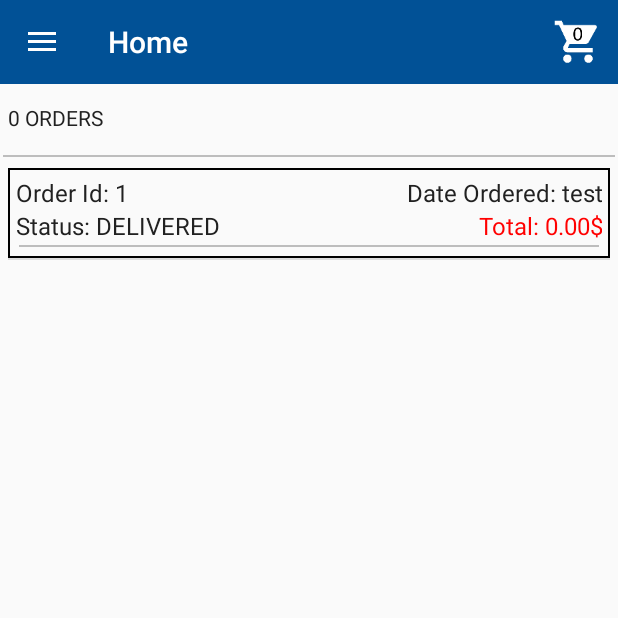
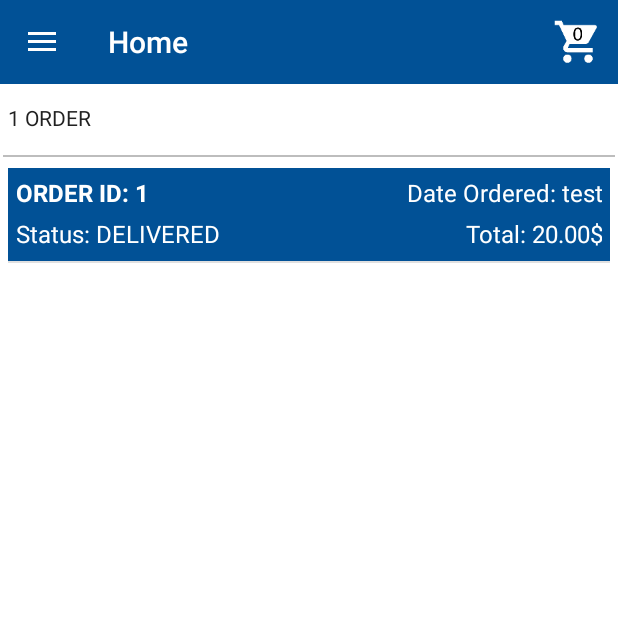
Before and after one commit to AlexandreStelzig/VideoGameShopApplication, an Android app: the fragment OrderListFragment placed in its activity, on a phone screen of 412 x 824 dp, the top half of it. Run offline under Robolectric (Android 15) with nearby library versions, the phone set to English and light mode, and no system bars; libraries missing offline, so code that uses them is left out: com.synnapps.carouselview; 16 statements that could not run were skipped.

Commit message:
finished order list and order info

```diff
--- a/app/src/main/java/a7967917_7698299/videogameshopapplication/MainActivity.java
+++ b/app/src/main/java/a7967917_7698299/videogameshopapplication/MainActivity.java
@@ -608,9 +608,9 @@ public class MainActivity extends AppCompatActivity
         }
     }
 
-    public void createOrderFromCartItems(String deliverTo, String dateOrdered, String dateArriving, OrderVariables.STATUS status, int cardNumber, String nameOnCard, int expirationMonth, int expirationYear, String street, String country, String state, String city, String postalCode) {
+    public void createOrderFromCartItems(String deliverTo, String dateOrdered, String dateArriving, OrderVariables.STATUS status, int cardNumber, String nameOnCard, int expirationMonth, int expirationYear, String street, String country, String state, String city, String postalCode, boolean extraShpping) {
         if (isUserConnectedWithMessage()) {
-            databaseManager.createOrderFromItemsInCart(deliverTo, dateOrdered, dateArriving, status, cardNumber, nameOnCard, expirationMonth, expirationYear, street, country, state, city, postalCode);
+            databaseManager.createOrderFromItemsInCart(deliverTo, dateOrdered, dateArriving, status, cardNumber, nameOnCard, expirationMonth, expirationYear, street, country, state, city, postalCode, extraShpping);
             Toast.makeText(this, "Order Created", Toast.LENGTH_SHORT).show();
             invalidateOptionsMenu();
         } else {
--- a/app/src/main/java/a7967917_7698299/videogameshopapplication/database/DatabaseManager.java
+++ b/app/src/main/java/a7967917_7698299/videogameshopapplication/database/DatabaseManager.java
@@ -1070,7 +1070,7 @@ public class DatabaseManager {
         return newRowId;
     }
 
-    public long createOrderFromItemsInCart(String deliverTo, String dateOrdered, String dateArriving, OrderVariables.STATUS status, int cardNumber, String nameOnCard, int expirationMonth, int expirationYear, String street, String country, String state, String city, String postalCode) {
+    public long createOrderFromItemsInCart(String deliverTo, String dateOrdered, String dateArriving, OrderVariables.STATUS status, int cardNumber, String nameOnCard, int expirationMonth, int expirationYear, String street, String country, String state, String city, String postalCode, boolean extraShipping) {
 
 
         SQLiteDatabase db = database.getWritableDatabase();
@@ -1090,6 +1090,7 @@ public class DatabaseManager {
         values.put(DatabaseVariables.TABLE_ORDER.COLUMN_STATUS, status.toString());
         values.put(DatabaseVariables.TABLE_ORDER.COLUMN_STREET, street);
         values.put(DatabaseVariables.TABLE_ORDER.COLUMN_USER_ID, getCurrentActiveUser().getUserId());
+        values.put(DatabaseVariables.TABLE_ORDER.COLUMN_EXTRA_SHIPPING, extraShipping);
 
         long newRowId = -1;
         newRowId = db.insert(
@@ -1451,14 +1452,16 @@ public class DatabaseManager {
                 .getColumnIndex(DatabaseVariables.TABLE_ORDER.COLUMN_POSTAL_CODE));
         String deliverTo = cursor.getString(cursor
                 .getColumnIndex(DatabaseVariables.TABLE_ORDER.COLUMN_DELIVER_TO));
+        boolean extraShipping = cursor.getInt(cursor
+                .getColumnIndex(DatabaseVariables.TABLE_ORDER.COLUMN_EXTRA_SHIPPING)) > 0;
 
 
         OrderVariables.STATUS convertedStatus = Helper.convertStringToStatus(status);
 
-        return new Order(orderId, userId, dateOrdered, deliverTo,
-                dateArriving, convertedStatus, cardNumber, nameOnCard,
+        return new Order(orderId, userId, dateOrdered,
+                dateArriving, convertedStatus, deliverTo,cardNumber, nameOnCard,
                 expirationMonth, expirationYear, street, country, state,
-                city, postalCode);
+                city, postalCode,extraShipping);
     }
 
 
--- a/app/src/main/java/a7967917_7698299/videogameshopapplication/database/DatabaseVariables.java
+++ b/app/src/main/java/a7967917_7698299/videogameshopapplication/database/DatabaseVariables.java
@@ -121,6 +121,7 @@ public final class DatabaseVariables {
             + TABLE_ORDER.COLUMN_STATE + " TEXT,"
             + TABLE_ORDER.COLUMN_STATUS + " TEXT,"
             + TABLE_ORDER.COLUMN_STREET + " TEXT,"
+            + TABLE_ORDER.COLUMN_EXTRA_SHIPPING + " BOOLEAN,"
             + " FOREIGN KEY " + "(" + TABLE_ORDER.COLUMN_USER_ID + ")"
             + " REFERENCES " + TABLE_USER.TABLE_NAME + "(" + TABLE_USER.COLUMN_USER_ID + ")" + " );";
 
@@ -297,6 +298,8 @@ public final class DatabaseVariables {
         public static final String COLUMN_STATE = "state";
         public static final String COLUMN_CITY = "city";
         public static final String COLUMN_POSTAL_CODE = "postal_code";
+
+        public static final String COLUMN_EXTRA_SHIPPING = "extra_shipping";
     }
 
     public static abstract class TABLE_ORDER_ITEM_GAME implements BaseColumns {
--- a/app/src/main/java/a7967917_7698299/videogameshopapplication/fragments/HelpFragment.java
+++ b/app/src/main/java/a7967917_7698299/videogameshopapplication/fragments/HelpFragment.java
@@ -37,7 +37,7 @@ public class HelpFragment extends Fragment{
         ((Button) view.findViewById(R.id.test)).setOnClickListener(new View.OnClickListener() {
             @Override
             public void onClick(View view) {
-                ((MainActivity)getActivity()).createOrderFromCartItems("test","test","test", OrderVariables.STATUS.DELIVERED, 1234, "test",  2,2,"test","test","test","test","test" );
+                ((MainActivity)getActivity()).createOrderFromCartItems("test","test","test", OrderVariables.STATUS.DELIVERED, 1234, "test",  2,2,"test","test","test","test","test", true );
             }
         });
 
--- a/app/src/main/java/a7967917_7698299/videogameshopapplication/fragments/OrderListFragment.java
+++ b/app/src/main/java/a7967917_7698299/videogameshopapplication/fragments/OrderListFragment.java
@@ -1,6 +1,8 @@
 package a7967917_7698299.videogameshopapplication.fragments;
 
 import android.content.Context;
+import android.graphics.Bitmap;
+import android.graphics.BitmapFactory;
 import android.graphics.Color;
 import android.os.AsyncTask;
 import android.os.Bundle;
@@ -14,6 +16,7 @@ import android.view.View;
 import android.view.ViewGroup;
 import android.widget.ArrayAdapter;
 import android.widget.BaseAdapter;
+import android.widget.ImageView;
 import android.widget.LinearLayout;
 import android.widget.ListView;
 import android.widget.ProgressBar;
@@ -26,8 +29,10 @@ import a7967917_7698299.videogameshopapplication.MainActivity;
 import a7967917_7698299.videogameshopapplication.R;
 import a7967917_7698299.videogameshopapplication.database.DatabaseManager;
 import a7967917_7698299.videogameshopapplication.helper.Helper;
+import a7967917_7698299.videogameshopapplication.helper.ImageLoader;
 import a7967917_7698299.videogameshopapplication.model.Console;
 import a7967917_7698299.videogameshopapplication.model.Item;
+import a7967917_7698299.videogameshopapplication.model.ItemImage;
 import a7967917_7698299.videogameshopapplication.model.Order;
 import a7967917_7698299.videogameshopapplication.model.OrderItem;
 import a7967917_7698299.videogameshopapplication.model.VideoGame;
@@ -53,6 +58,10 @@ public class OrderListFragment extends Fragment {
     // items
     private List<Order> orders;
     private CustomListAdapter customListAdapter;
+
+    private List<List<OrderItem>> orderItemsList = new ArrayList<>();
+    private List<List<String>> itemsURList = new ArrayList<>();
+    private List<Bitmap[]> bitmapCache = new ArrayList<>();
 
     boolean loading = false;
 
@@ -91,16 +100,16 @@ public class OrderListFragment extends Fragment {
         populateListView();
     }
 
-//    private void setNumberOfResults() {
-//        int nbResults = itemList.size();
-//        String text = nbResults + " ";
-//        if (nbResults == 1)
-//            text += "WISHLIST ITEM";
-//        else
-//            text += "WISHLIST ITEMS";
-//
-//        nbResultsTextView.setText(text);
-//    }
+    private void setNumberOfResults() {
+        int nbResults = orders.size();
+        String text = nbResults + " ";
+        if (nbResults == 1)
+            text += "ORDER";
+        else
+            text += "ORDERS";
+
+        nbResultsTextView.setText(text);
+    }
 
 
     private void populateListView() {
@@ -165,7 +174,7 @@ public class OrderListFragment extends Fragment {
 
 
             final Order rowOrder = orders.get(position);
-            List<OrderItem> orderItems = databaseManager.getOrderItemsFromOrderId(rowOrder.getOrderId());
+            List<OrderItem> orderItems = orderItemsList.get(position);
             List<Item> items = new ArrayList<>();
 
             for (int i = 0; i < orderItems.size(); i++) {
@@ -177,15 +186,24 @@ public class OrderListFragment extends Fragment {
                 }
             }
 
-            holder.id.setText("Order Id: " + rowOrder.getOrderId());
+            holder.id.setText("ORDER ID: " + rowOrder.getOrderId());
             holder.dateOrdered.setText("Date Ordered: " + rowOrder.getDateOrdered());
             holder.status.setText("Status: " + rowOrder.getStatus());
 
 
-            double total = 0;
+            double subtotal = 0;
             for (int i = 0; i < orderItems.size(); i++) {
-                total += orderItems.get(i).getAmount() * items.get(i).getPrice();
+                subtotal += orderItems.get(i).getAmount() * items.get(i).getPrice();
             }
+
+            double shippingRate = ItemVariables.FLAT_SHIPPING_RATE;
+
+            if (rowOrder.isExtraShipping())
+                shippingRate += ItemVariables.EXTRA_SHIPPING_RATE;
+
+            double taxes = subtotal * ItemVariables.TAX_RATE / 100;
+
+            double total = subtotal + shippingRate + taxes;
 
             holder.price.setText("Total: " + String.format("%.2f$", total));
 
@@ -198,7 +216,7 @@ public class OrderListFragment extends Fragment {
                 }
             });
 
-            CustomItemListAdapter customItemListAdapter = new CustomItemListAdapter(getContext(), items, rowOrder.getOrderId());
+            CustomItemListAdapter customItemListAdapter = new CustomItemListAdapter(getContext(), items, rowOrder.getOrderId(), orderItems, itemsURList.get(position), position);
             holder.itemInfo.setAdapter(customItemListAdapter);
 
             Helper.setListViewHeightBasedOnChildren(holder.itemInfo);
@@ -218,13 +236,19 @@ public class OrderListFragment extends Fragment {
 
             private List<Item> itemInOrderList;
             private long orderId;
+            private List<OrderItem> orderItems;
+            private List<String> urlList;
+            private int parentPosition;
 
-            public CustomItemListAdapter(Context context, List<Item> itemInOrderList, long orderId) {
+            public CustomItemListAdapter(Context context, List<Item> itemInOrderList, long orderId, List<OrderItem> orderItems, List<String> urlList, int parentPosition) {
                 // TODO Auto-generated constructor stub
                 super();
                 this.context = context;
+                this.orderItems = orderItems;
+                this.urlList = urlList;
                 this.orderId = orderId;
                 this.itemInOrderList = itemInOrderList;
+                this.parentPosition = parentPosition;
                 inflater = (LayoutInflater) context.
                         getSystemService(Context.LAYOUT_INFLATER_SERVICE);
 
@@ -251,6 +275,7 @@ public class OrderListFragment extends Fragment {
             public class HolderItem {
                 TextView name;
                 TextView price;
+                ImageView imageView;
             }
 
             @Override
@@ -262,9 +287,26 @@ public class OrderListFragment extends Fragment {
 
                 holder.name = (TextView) rowView.findViewById(R.id.custom_layout_order_item_name);
                 holder.price = (TextView) rowView.findViewById(R.id.custom_layout_order_item_price);
+                holder.imageView = (ImageView) rowView.findViewById(R.id.custom_layout_order_item_image);
+
 
                 holder.name.setText(itemInOrderList.get(position).getName());
-                holder.price.setText(itemInOrderList.get(position).getPrice() + "");
+                holder.price.setText(String.format("%.2f$", itemInOrderList.get(position).getPrice()) + " x" + orderItems.get(position).getAmount());
+
+
+                Bitmap bitmapTemp = bitmapCache.get(parentPosition)[position];
+                if (position < urlList.size() && bitmapTemp == null) {
+                    holder.imageView.setImageBitmap(BitmapFactory.decodeResource(getContext().getResources(),
+                            R.drawable.loading));
+                    new ImageLoader(holder.imageView, new ImageLoader.AsyncResponse() {
+                        @Override
+                        public void processFinish(Bitmap output) {
+                            // using this method for caching
+                            bitmapCache.get(parentPosition)[position] = output;
+                        }
+                    }, getContext()).execute(urlList.get(position));
+                } else
+                    holder.imageView.setImageBitmap(bitmapTemp);
 
                 rowView.setOnClickListener(new View.OnClickListener() {
                     @Override
@@ -288,8 +330,55 @@ public class OrderListFragment extends Fragment {
         @Override
         protected String doInBackground(String... params) {
             loading = true;
+            orderItemsList.clear();
+            orders.clear();
+            bitmapCache.clear();
+            itemsURList.clear();
+
 
             orders = databaseManager.getAllOrdersFromActiveUser();
+
+
+            for (int orderItemCounter = 0; orderItemCounter < orders.size(); orderItemCounter++) {
+                List<OrderItem> orderItemsTemp = databaseManager.getOrderItemsFromOrderId(orders.get(orderItemCounter).getOrderId());
+                orderItemsList.add(orderItemsTemp);
+            }
+
+            for (int urlCounter = 0; urlCounter < orders.size(); urlCounter++) {
+                List<OrderItem> orderItemsTemp = orderItemsList.get(urlCounter);
+
+                if (!orderItemsTemp.isEmpty()) {
+
+                    List<ItemImage> itemImages = new ArrayList<>();
+                    List<String> urlList = new ArrayList<>();
+                    for (int counter = 0; counter < orderItemsTemp.size(); counter++) {
+                        itemImages.clear();
+                        OrderItem itemTemp = orderItemsTemp.get(counter);
+
+                        if (itemTemp.getItemType() == ItemVariables.TYPE.CONSOLE) {
+                            itemImages = databaseManager.getImagesFromConsoleId(itemTemp.getItemId(), true);
+                        } else {
+                            itemImages = databaseManager.getImagesFromGameId(itemTemp.getItemId(), true);
+                        }
+
+
+                        String url = "";
+
+                        if (itemImages.isEmpty()) {
+                            url = "";
+                        } else {
+                            url = itemImages.get(0).getImageURL();
+                        }
+
+                        urlList.add(url);
+                    }
+
+                    bitmapCache.add(new Bitmap[urlList.size()]);
+                    itemsURList.add(urlList);
+                }
+
+
+            }
 
             return null;
         }
@@ -312,7 +401,7 @@ public class OrderListFragment extends Fragment {
             }
 
 
-//            setNumberOfResults();
+            setNumberOfResults();
 
             loading = false;
 
--- a/app/src/main/java/a7967917_7698299/videogameshopapplication/model/Order.java
+++ b/app/src/main/java/a7967917_7698299/videogameshopapplication/model/Order.java
@@ -31,12 +31,15 @@ public class Order {
     private String city;
     private String postalCode;
 
-    public Order(long orderId, long userId, String deliverTo, String dateOrdered, String dateArriving, OrderVariables.STATUS status, int cardNumber, String nameOnCard, int expirationMonth, int expirationYear, String street, String country, String state, String city, String postalCode) {
+    private boolean isExtraShipping;
+
+    public Order(long orderId, long userId, String dateOrdered, String dateArriving, OrderVariables.STATUS status, String deliverTo, int cardNumber, String nameOnCard, int expirationMonth, int expirationYear, String street, String country, String state, String city, String postalCode, boolean isExtraShipping) {
         this.orderId = orderId;
         this.userId = userId;
         this.dateOrdered = dateOrdered;
         this.dateArriving = dateArriving;
         this.status = status;
+        this.deliverTo = deliverTo;
         this.cardNumber = cardNumber;
         this.nameOnCard = nameOnCard;
         this.expirationMonth = expirationMonth;
@@ -46,7 +49,15 @@ public class Order {
         this.state = state;
         this.city = city;
         this.postalCode = postalCode;
-        this.deliverTo = deliverTo;
+        this.isExtraShipping = isExtraShipping;
+    }
+
+    public boolean isExtraShipping() {
+        return isExtraShipping;
+    }
+
+    public void setExtraShipping(boolean extraShipping) {
+        isExtraShipping = extraShipping;
     }
 
     public String getDeliverTo() {
--- a/app/src/main/java/a7967917_7698299/videogameshopapplication/variables/ItemVariables.java
+++ b/app/src/main/java/a7967917_7698299/videogameshopapplication/variables/ItemVariables.java
@@ -28,5 +28,9 @@ public final class ItemVariables {
         XBOXONE
     }
 
+    // Pourcentage taxe rate
+    public static final double TAX_RATE = 13.16;
+    public static final double FLAT_SHIPPING_RATE = 10;
+    public static final double EXTRA_SHIPPING_RATE = 10;
 
 }
--- a/app/src/main/res/drawable/custom_border.xml
+++ b/app/src/main/res/drawable/custom_border.xml
@@ -8,8 +8,8 @@
         <shape xmlns:android="http://schemas.android.com/apk/res/android"
             android:shape="rectangle">
             <stroke
-                android:width="1dip"
-                android:color="@color/black" />
+                android:width="2dip"
+                android:color="@color/colorPrimary" />
         </shape>
     </item>
 
--- a/app/src/main/res/layout/custom_layout_order_listview.xml
+++ b/app/src/main/res/layout/custom_layout_order_listview.xml
@@ -4,16 +4,21 @@
     android:layout_width="match_parent"
     android:layout_height="wrap_content"
     android:layout_margin="5dp"
+    android:clickable="true">
+
+    <LinearLayout
+        android:layout_width="match_parent"
+        android:layout_height="match_parent"
         android:background="@drawable/custom_border"
-    android:clickable="true"
-    android:orientation="vertical"
-    android:padding="5dp"
-    android:layout_marginBottom="10dp">
+
+        android:orientation="vertical">
 
 
         <LinearLayout
             android:layout_width="match_parent"
-        android:layout_height="wrap_content">
+            android:layout_height="wrap_content"
+            android:background="@color/colorPrimary"
+            android:padding="5dp">
 
             <TextView
                 android:id="@+id/custom_layout_order_id"
@@ -23,8 +28,9 @@
                 android:ellipsize="end"
                 android:maxLines="2"
                 android:text="ORDER ID"
-            android:textColor="@color/primaryText"
-            android:textSize="@dimen/text_normal" />
+                android:textColor="@color/white"
+                android:textSize="@dimen/text_normal"
+                android:textStyle="bold" />
 
             <TextView
                 android:id="@+id/custom_layout_order_date"
@@ -35,7 +41,7 @@
                 android:gravity="end"
                 android:maxLines="2"
                 android:text="Date Ordered"
-            android:textColor="@color/primaryText"
+                android:textColor="@color/white"
                 android:textSize="@dimen/text_normal" />
 
 
@@ -44,7 +50,11 @@
 
         <LinearLayout
             android:layout_width="match_parent"
-        android:layout_height="wrap_content">
+            android:layout_height="wrap_content"
+            android:background="@color/colorPrimary"
+            android:paddingBottom="5dp"
+            android:paddingEnd="5dp"
+            android:paddingStart="5dp">
 
 
             <TextView
@@ -55,7 +65,7 @@
                 android:ellipsize="end"
                 android:maxLines="2"
                 android:text="ORDER STATUS"
-            android:textColor="@color/primaryText"
+                android:textColor="@color/white"
                 android:textSize="@dimen/text_normal" />
 
             <TextView
@@ -67,23 +77,22 @@
                 android:gravity="end"
                 android:maxLines="2"
                 android:text="TOTAL PRICE"
-            android:textColor="@color/red"
+                android:textColor="@color/white"
                 android:textSize="@dimen/text_normal" />
 
         </LinearLayout>
 
         <View
             android:layout_width="match_parent"
-        android:layout_height="1dp"
-        android:layout_margin="2dp"
-        android:background="@color/colorDivider" />
+            android:layout_height="2dp"
+            android:background="@color/colorPrimary" />
 
         <ListView
             android:id="@+id/custom_layout_order_item_info_listview"
             android:layout_width="match_parent"
             android:layout_height="match_parent"
             android:clickable="false"
-        android:textColor="@color/primaryText"/>
-
+            android:textColor="@color/primaryText" />
+    </LinearLayout>
 
 </LinearLayout>
--- a/app/src/main/res/layout/fragment_account.xml
+++ b/app/src/main/res/layout/fragment_account.xml
@@ -2,6 +2,7 @@
     android:layout_width="match_parent"
     android:layout_height="match_parent"
     android:clickable="true"
+    android:background="@color/white"
     android:orientation="vertical">
 
 
--- a/app/src/main/res/layout/fragment_cart.xml
+++ b/app/src/main/res/layout/fragment_cart.xml
@@ -2,6 +2,7 @@
     android:layout_width="match_parent"
     android:layout_height="match_parent"
     android:clickable="true"
+    android:background="@color/white"
     android:orientation="vertical"
     android:padding="5dp">
 
--- a/app/src/main/res/layout/fragment_help.xml
+++ b/app/src/main/res/layout/fragment_help.xml
@@ -2,6 +2,7 @@
     android:layout_width="match_parent"
     android:layout_height="match_parent"
     android:clickable="true"
+    android:background="@color/white"
     android:orientation="vertical">
 
     <Button
--- a/app/src/main/res/layout/fragment_order_info.xml
+++ b/app/src/main/res/layout/fragment_order_info.xml
@@ -1,5 +1,6 @@
 <ScrollView xmlns:android="http://schemas.android.com/apk/res/android"
     android:layout_width="match_parent"
+    android:background="@color/white"
     android:layout_height="match_parent">
 
     <LinearLayout xmlns:android="http://schemas.android.com/apk/res/android"
--- a/app/src/main/res/layout/fragment_order_list.xml
+++ b/app/src/main/res/layout/fragment_order_list.xml
@@ -2,6 +2,7 @@
     android:layout_width="match_parent"
     android:layout_height="match_parent"
     android:clickable="true"
+    android:background="@color/white"
     android:orientation="vertical">
 
     <LinearLayout
--- a/app/src/main/res/layout/fragment_results.xml
+++ b/app/src/main/res/layout/fragment_results.xml
@@ -2,6 +2,7 @@
     android:layout_width="match_parent"
     android:layout_height="match_parent"
     android:clickable="true"
+    android:background="@color/white"
     android:orientation="vertical">
 
     <LinearLayout
--- a/app/src/main/res/layout/fragment_wishlist.xml
+++ b/app/src/main/res/layout/fragment_wishlist.xml
@@ -2,6 +2,7 @@
     android:layout_width="match_parent"
     android:layout_height="match_parent"
     android:clickable="true"
+    android:background="@color/white"
     android:orientation="vertical">
 
     <LinearLayout
```
Also changed, not shown: app/src/main/java/a7967917_7698299/videogameshopapplication/fragments/OrderInfoFragment.java (+29 -4 lines), app/src/main/res/layout/custom_layout_order_item_listview.xml (+7 -0 lines). Lines whose indentation alone changed are shown as unchanged.
